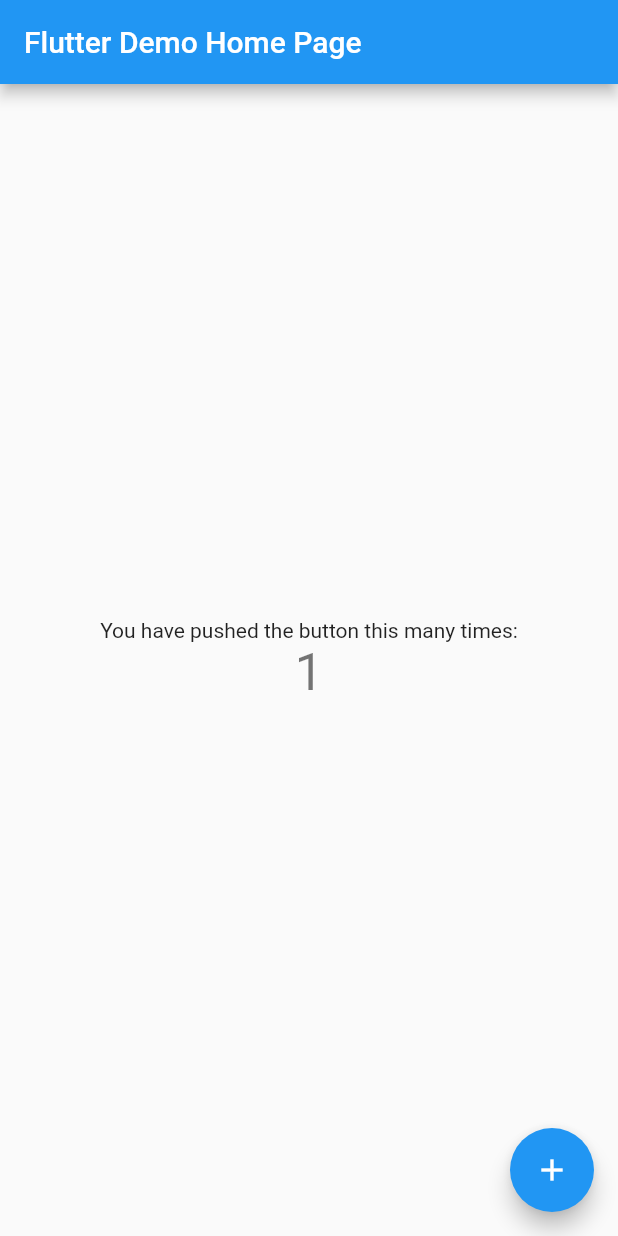
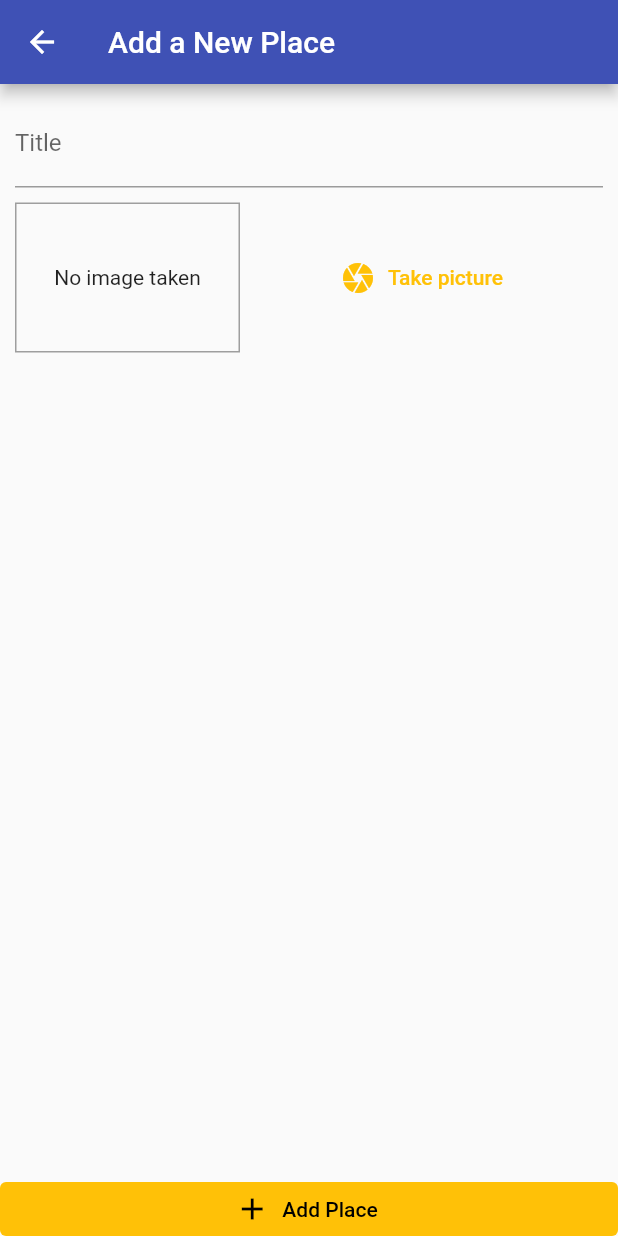
Before and after one commit to CelioHauck/great_places_app, a Flutter app: the screen it shows after launch, after a tap on the "add" icon, on a phone screen of 412 x 824 dp. Run offline on Flutter 3.47's test engine with Material 2 defaults, Android fonts, the phone set to English and light mode, and no system bars; our stand-ins replace image_picker.

Commit message:
Adicionando tela para tirar fotos

```diff
--- a/lib/main.dart
+++ b/lib/main.dart
@@ -1,4 +1,8 @@
 import 'package:flutter/material.dart';
+import 'package:great_places_app/providers/great_places_provider.dart';
+import 'package:great_places_app/screens/add_place_screen.dart';
+import 'package:great_places_app/screens/places_list_screen.dart';
+import 'package:provider/provider.dart';
 
 void main() {
   runApp(const MyApp());
@@ -10,8 +14,10 @@ class MyApp extends StatelessWidget {
   // This widget is the root of your application.
   @override
   Widget build(BuildContext context) {
-    return MaterialApp(
-      title: 'Flutter Demo',
+    return ChangeNotifierProvider(
+      create: (context) => GreatPlacesProvider(),
+      child: MaterialApp(
+        title: 'Great Places',
         theme: ThemeData(
           // This is the theme of your application.
           //
@@ -22,94 +28,17 @@ class MyApp extends StatelessWidget {
           // or simply save your changes to "hot reload" in a Flutter IDE).
           // Notice that the counter didn't reset back to zero; the application
           // is not restarted.
-        primarySwatch: Colors.blue,
+          primarySwatch: Colors.indigo,
+          colorScheme: ColorScheme.fromSwatch().copyWith(
+            primary: Colors.indigo,
+            secondary: Colors.amber,
           ),
-      home: const MyHomePage(title: 'Flutter Demo Home Page'),
+        ),
+        home: const PlacesListScreen(),
+        routes: {
+          AddPlacesScreen.routeName: (context) => const AddPlacesScreen(),
+        },
+      ),
     );
   }
 }
-
-class MyHomePage extends StatefulWidget {
-  const MyHomePage({Key? key, required this.title}) : super(key: key);
-
-  // This widget is the home page of your application. It is stateful, meaning
-  // that it has a State object (defined below) that contains fields that affect
-  // how it looks.
-
-  // This class is the configuration for the state. It holds the values (in this
-  // case the title) provided by the parent (in this case the App widget) and
-  // used by the build method of the State. Fields in a Widget subclass are
-  // always marked "final".
-
-  final String title;
-
-  @override
-  State<MyHomePage> createState() => _MyHomePageState();
-}
-
-class _MyHomePageState extends State<MyHomePage> {
-  int _counter = 0;
-
-  void _incrementCounter() {
-    setState(() {
-      // This call to setState tells the Flutter framework that something has
-      // changed in this State, which causes it to rerun the build method below
-      // so that the display can reflect the updated values. If we changed
-      // _counter without calling setState(), then the build method would not be
-      // called again, and so nothing would appear to happen.
-      _counter++;
-    });
-  }
-
-  @override
-  Widget build(BuildContext context) {
-    // This method is rerun every time setState is called, for instance as done
-    // by the _incrementCounter method above.
-    //
-    // The Flutter framework has been optimized to make rerunning build methods
-    // fast, so that you can just rebuild anything that needs updating rather
-    // than having to individually change instances of widgets.
-    return Scaffold(
-      appBar: AppBar(
-        // Here we take the value from the MyHomePage object that was created by
-        // the App.build method, and use it to set our appbar title.
-        title: Text(widget.title),
-      ),
-      body: Center(
-        // Center is a layout widget. It takes a single child and positions it
-        // in the middle of the parent.
-        child: Column(
-          // Column is also a layout widget. It takes a list of children and
-          // arranges them vertically. By default, it sizes itself to fit its
-          // children horizontally, and tries to be as tall as its parent.
-          //
-          // Invoke "debug painting" (press "p" in the console, choose the
-          // "Toggle Debug Paint" action from the Flutter Inspector in Android
-          // Studio, or the "Toggle Debug Paint" command in Visual Studio Code)
-          // to see the wireframe for each widget.
-          //
-          // Column has various properties to control how it sizes itself and
-          // how it positions its children. Here we use mainAxisAlignment to
-          // center the children vertically; the main axis here is the vertical
-          // axis because Columns are vertical (the cross axis would be
-          // horizontal).
-          mainAxisAlignment: MainAxisAlignment.center,
-          children: <Widget>[
-            const Text(
-              'You have pushed the button this many times:',
-            ),
-            Text(
-              '$_counter',
-              style: Theme.of(context).textTheme.headline4,
-            ),
-          ],
-        ),
-      ),
-      floatingActionButton: FloatingActionButton(
-        onPressed: _incrementCounter,
-        tooltip: 'Increment',
-        child: const Icon(Icons.add),
-      ), // This trailing comma makes auto-formatting nicer for build methods.
-    );
-  }
-}
--- /dev/null
+++ b/lib/models/place.dart
@@ -0,0 +1,141 @@
+import 'dart:convert';
+import 'dart:io';
+
+class PlaceLocation {
+  final double latitude;
+  final double longitude;
+  final String? address;
+
+  PlaceLocation({
+    required this.latitude,
+    required this.longitude,
+    this.address,
+  });
+
+  PlaceLocation copyWith({
+    double? latitude,
+    double? longitude,
+    String? address,
+  }) {
+    return PlaceLocation(
+      latitude: latitude ?? this.latitude,
+      longitude: longitude ?? this.longitude,
+      address: address ?? this.address,
+    );
+  }
+
+  Map<String, dynamic> toMap() {
+    final result = <String, dynamic>{};
+
+    result.addAll({'latitude': latitude});
+    result.addAll({'longitude': longitude});
+    if (address != null) {
+      result.addAll({'address': address});
+    }
+
+    return result;
+  }
+
+  factory PlaceLocation.fromMap(Map<String, dynamic> map) {
+    return PlaceLocation(
+      latitude: map['latitude']?.toDouble() ?? 0.0,
+      longitude: map['longitude']?.toDouble() ?? 0.0,
+      address: map['address'],
+    );
+  }
+
+  String toJson() => json.encode(toMap());
+
+  factory PlaceLocation.fromJson(String source) =>
+      PlaceLocation.fromMap(json.decode(source));
+
+  @override
+  String toString() =>
+      'PlaceLocation(latitude: $latitude, longitude: $longitude, address: $address)';
+
+  @override
+  bool operator ==(Object other) {
+    if (identical(this, other)) return true;
+
+    return other is PlaceLocation &&
+        other.latitude == latitude &&
+        other.longitude == longitude &&
+        other.address == address;
+  }
+
+  @override
+  int get hashCode => latitude.hashCode ^ longitude.hashCode ^ address.hashCode;
+}
+
+class Place {
+  final String id;
+  final String title;
+  final PlaceLocation location;
+  final File image;
+
+  Place({
+    required this.id,
+    required this.title,
+    required this.location,
+    required this.image,
+  });
+
+  Place copyWith({
+    String? id,
+    String? title,
+    PlaceLocation? location,
+    File? image,
+  }) {
+    return Place(
+      id: id ?? this.id,
+      title: title ?? this.title,
+      location: location ?? this.location,
+      image: image ?? this.image,
+    );
+  }
+
+  Map<String, dynamic> toMap() {
+    final result = <String, dynamic>{};
+
+    result.addAll({'id': id});
+    result.addAll({'title': title});
+    result.addAll({'location': location.toMap()});
+    result.addAll({'image': image.path});
+
+    return result;
+  }
+
+  factory Place.fromMap(Map<String, dynamic> map) {
+    return Place(
+      id: map['id'] ?? '',
+      title: map['title'] ?? '',
+      location: PlaceLocation.fromMap(map['location']),
+      image: File.fromUri(map['image']),
+    );
+  }
+
+  String toJson() => json.encode(toMap());
+
+  factory Place.fromJson(String source) => Place.fromMap(json.decode(source));
+
+  @override
+  String toString() {
+    return 'Places(id: $id, title: $title, location: $location, image: $image)';
+  }
+
+  @override
+  bool operator ==(Object other) {
+    if (identical(this, other)) return true;
+
+    return other is Place &&
+        other.id == id &&
+        other.title == title &&
+        other.location == location &&
+        other.image == image;
+  }
+
+  @override
+  int get hashCode {
+    return id.hashCode ^ title.hashCode ^ location.hashCode ^ image.hashCode;
+  }
+}
--- /dev/null
+++ b/lib/providers/great_places_provider.dart
@@ -0,0 +1,25 @@
+import 'dart:io';
+
+import 'package:flutter/material.dart';
+
+import '../models/place.dart';
+
+class GreatPlacesProvider with ChangeNotifier {
+  final List<Place> _items = [];
+
+  List<Place> get items {
+    return [..._items];
+  }
+
+  void addPlace(String title, File image) {
+    _items.add(
+      Place(
+        id: DateTime.now().toString(),
+        title: title,
+        location: PlaceLocation(latitude: 0, longitude: 0),
+        image: image,
+      ),
+    );
+    notifyListeners();
+  }
+}
--- /dev/null
+++ b/lib/screens/add_place_screen.dart
@@ -0,0 +1,91 @@
+import 'dart:io';
+
+import 'package:flutter/material.dart';
+import 'package:great_places_app/providers/great_places_provider.dart';
+import 'package:provider/provider.dart';
+
+import '../widgets/image_input.dart';
+
+class AddPlacesScreen extends StatefulWidget {
+  static const routeName = '/add-place';
+
+  const AddPlacesScreen({Key? key}) : super(key: key);
+
+  @override
+  State<AddPlacesScreen> createState() => _AddPlacesScreenState();
+}
+
+class _AddPlacesScreenState extends State<AddPlacesScreen> {
+  final _titleController = TextEditingController();
+  File? _pickedImage;
+
+  void _selectImage(File pickedImage) {
+    _pickedImage = pickedImage;
+  }
+
+  void _savePlace() {
+    if (_pickedImage == null || _titleController.text.isEmpty) return;
+
+    Provider.of<GreatPlacesProvider>(context, listen: false)
+        .addPlace(_titleController.text, _pickedImage!);
+    Navigator.of(context).pop();
+  }
+
+  @override
+  void dispose() {
+    super.dispose();
+    _titleController.dispose();
+  }
+
+  @override
+  Widget build(BuildContext context) {
+    return Scaffold(
+      resizeToAvoidBottomInset: true,
+      appBar: AppBar(
+        title: const Text('Add a New Place'),
+      ),
+      body: SafeArea(
+        child: Column(
+          mainAxisSize: MainAxisSize.min,
+          crossAxisAlignment: CrossAxisAlignment.stretch,
+          children: [
+            // Spacer(),
+            Expanded(
+              flex: 1,
+              child: SingleChildScrollView(
+                child: Padding(
+                  padding: const EdgeInsets.all(10),
+                  child: Column(
+                    children: [
+                      TextField(
+                        controller: _titleController,
+                        decoration: const InputDecoration(labelText: 'Title'),
+                      ),
+                      const SizedBox(
+                        height: 10,
+                      ),
+                      ImageInput(addImage: _selectImage),
+                    ],
+                  ),
+                ),
+              ),
+            ),
+            ElevatedButton.icon(
+              onPressed: _savePlace,
+              icon: const Icon(Icons.add),
+              label: const Text(
+                'Add Place',
+              ),
+              style: ElevatedButton.styleFrom(
+                elevation: 0,
+                tapTargetSize: MaterialTapTargetSize.shrinkWrap,
+                primary: Theme.of(context).colorScheme.secondary,
+                onPrimary: Colors.black,
+              ),
+            ),
+          ],
+        ),
+      ),
+    );
+  }
+}
--- /dev/null
+++ b/lib/screens/places_list_screen.dart
@@ -0,0 +1,48 @@
+import 'package:flutter/material.dart';
+import 'package:great_places_app/providers/great_places_provider.dart';
+import 'package:great_places_app/screens/add_place_screen.dart';
+import 'package:provider/provider.dart';
+
+class PlacesListScreen extends StatelessWidget {
+  const PlacesListScreen({Key? key}) : super(key: key);
+
+  @override
+  Widget build(BuildContext context) {
+    return Scaffold(
+      appBar: AppBar(
+        title: const Text('Your places'),
+        actions: [
+          IconButton(
+            onPressed: () {
+              Navigator.of(context).pushNamed(AddPlacesScreen.routeName);
+            },
+            icon: const Icon(Icons.add),
+          ),
+        ],
+      ),
+      body: Consumer<GreatPlacesProvider>(
+        child: const Center(
+          child: Text('Got no places yet, start adding some'),
+        ),
+        builder: (context, value, child) {
+          final places = value.items;
+          if (places.isEmpty) {
+            return child!;
+          }
+          return ListView.builder(
+            itemCount: places.length,
+            itemBuilder: (BuildContext context, int index) {
+              return ListTile(
+                leading: CircleAvatar(
+                  backgroundImage: FileImage(places[index].image),
+                ),
+                title: Text(places[index].title),
+                onTap: () {},
+              );
+            },
+          );
+        },
+      ),
+    );
+  }
+}
--- /dev/null
+++ b/lib/widgets/image_input.dart
@@ -0,0 +1,85 @@
+import 'dart:io';
+
+import 'package:flutter/material.dart';
+import 'package:image_picker/image_picker.dart';
+
+import 'package:path/path.dart' as path;
+import 'package:path_provider/path_provider.dart' as syspaths;
+
+class ImageInput extends StatefulWidget {
+  final void Function(File file) _addImage;
+
+  const ImageInput({
+    Key? key,
+    required void Function(File file) addImage,
+  })  : _addImage = addImage,
+        super(key: key);
+
+  @override
+  State<ImageInput> createState() => _ImageInputState();
+}
+
+class _ImageInputState extends State<ImageInput> {
+  File? _storedImage;
+
+  Future<void> _takePicture() async {
+    final ImagePicker _picker = ImagePicker();
+    // Pick an image
+    final XFile? image =
+        await _picker.pickImage(source: ImageSource.camera, maxHeight: 600);
+    // final image = await ImagePicker.platform.pickImage(
+    //   source: ImageSource.camera,
+    //   maxWidth: 600,
+    // );
+
+    if (image == null) return;
+
+    setState(() {
+      _storedImage = File(image.path);
+    });
+
+    final appDir = await syspaths.getApplicationDocumentsDirectory();
+    final pathString = path.basename(image.path);
+    final savedImage =
+        await File(image.path).copy('${appDir.path}/$pathString');
+    widget._addImage(savedImage);
+  }
+
+  @override
+  Widget build(BuildContext context) {
+    return Row(
+      children: [
+        Container(
+          height: 100,
+          width: 150,
+          decoration: BoxDecoration(
+            border: Border.all(width: 1, color: Colors.grey),
+          ),
+          child: _storedImage != null
+              ? Image.file(
+                  _storedImage!,
+                  fit: BoxFit.cover,
+                  width: double.infinity,
+                )
+              : const Text('No image taken'),
+          alignment: Alignment.center,
+        ),
+        const SizedBox(
+          height: 10,
+        ),
+        Expanded(
+          child: TextButton.icon(
+            onPressed: _takePicture,
+            icon: const Icon(Icons.camera),
+            label: const Text('Take picture'),
+            style: TextButton.styleFrom(
+              elevation: 0,
+              tapTargetSize: MaterialTapTargetSize.shrinkWrap,
+              primary: Theme.of(context).colorScheme.secondary,
+            ),
+          ),
+        ),
+      ],
+    );
+  }
+}
--- a/pubspec.yaml
+++ b/pubspec.yaml
@@ -34,6 +34,10 @@ dependencies:
   # The following adds the Cupertino Icons font to your application.
   # Use with the CupertinoIcons class for iOS style icons.
   cupertino_icons: ^1.0.2
+  provider: ^6.0.2
+  image_picker: ^0.8.5
+  path_provider: ^2.0.9
+  path: ^1.8.1
 
 dev_dependencies:
   flutter_test:
```
Also changed, not shown: lib/screens/places_detail_screen.dart (added), pubspec.lock, 9 other files. Lines whose indentation alone changed are shown as unchanged.
